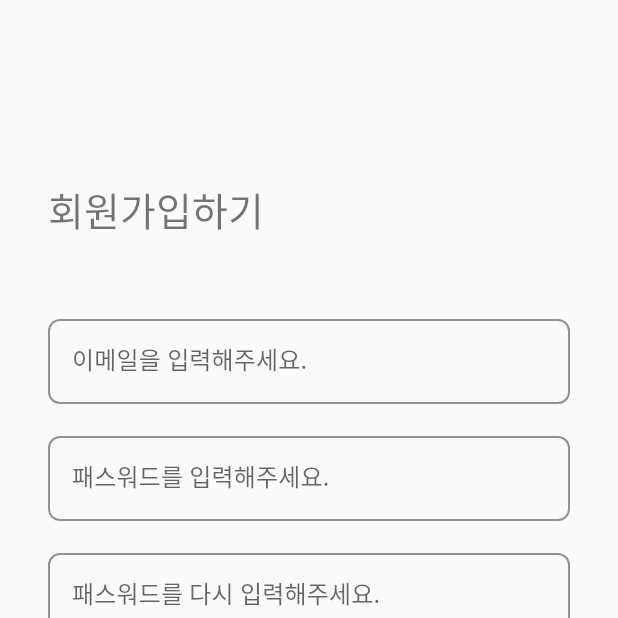
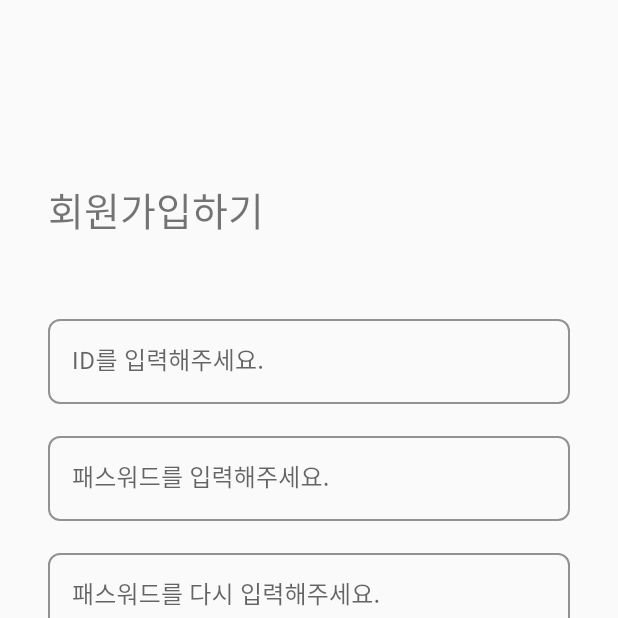
Before and after one commit to ohdeng02/Clomend, an Android app: the screen it shows after launch (MainActivity), after a tap on "회원가입", on a phone screen of 412 x 824 dp, the top half of it. Run offline under Robolectric (Android 15) with nearby library versions, the phone set to English and light mode, and no system bars; our stand-ins replace navigation-ui.

```diff
--- a/app/src/main/res/layout/fragment_register.xml
+++ b/app/src/main/res/layout/fragment_register.xml
@@ -45,7 +45,7 @@
             android:id="@+id/field_register_id"
             android:layout_width="match_parent"
             android:layout_height="wrap_content"
-            android:hint="이메일을 입력해주세요."
+            android:hint="ID를 입력해주세요."
             android:inputType="textEmailAddress" />
     </com.google.android.material.textfield.TextInputLayout>
 
```
